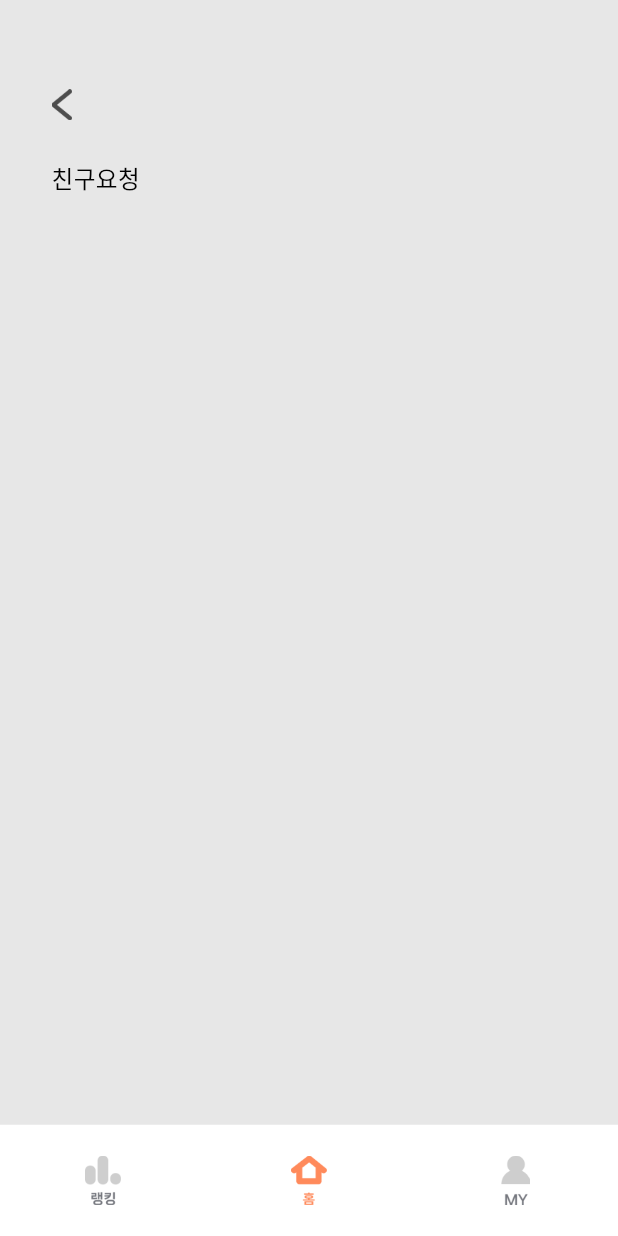
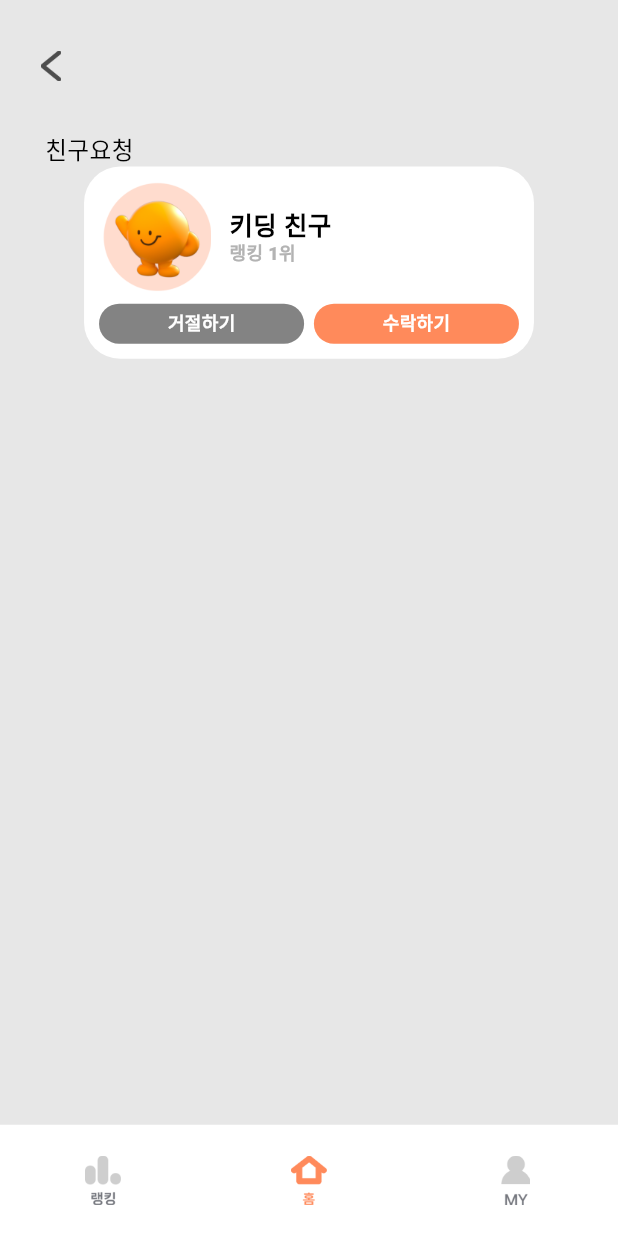
Before and after one commit to KIDING-2023/KIDING_Frontend_Flutter, a Flutter app: the FriendsRequestScreen screen opened directly, on a phone screen of 412 x 824 dp. Run offline on Flutter 3.47's test engine with Material 3 defaults, Android fonts, the light colour scheme and no system bars; our stand-ins replace flutter_secure_storage, image_picker, video_player; missing offline and left inert: qr_code_scanner; accounts and stored records are empty; Roboto replaces fonts that are missing (Nanum).

Commit message:
UI: 친구 요청 화면 수정

```diff
--- a/lib/screen/friends/friends_request_screen.dart
+++ b/lib/screen/friends/friends_request_screen.dart
@@ -9,7 +9,12 @@ class FriendsRequestScreen extends StatefulWidget {
 }
 
 class _FriendsRequestScreenState extends State<FriendsRequestScreen> {
-  final List<Map<String, String>> friendRequests = [];
+  final List<Map<String, String>> friendRequests = [
+    {
+      "name": "키딩",
+      "rank": '1',
+    },
+  ];
 
   @override
   Widget build(BuildContext context) {
@@ -18,14 +23,16 @@ class _FriendsRequestScreenState extends State<FriendsRequestScreen> {
 
     return Scaffold(
       backgroundColor: const Color(0xFFe7e7e7),
-      body: Stack(
+      body: Column(
+        mainAxisAlignment: MainAxisAlignment.spaceBetween,
         children: [
           // 뒤로 가기 버튼
-          Positioned(
-            top: screenHeight * 0.0375,
-            left: screenWidth * 0.0417,
-            child: Padding(
-              padding: const EdgeInsets.only(top: 15),
+          Column(
+            crossAxisAlignment: CrossAxisAlignment.start,
+            children: [
+              Padding(
+                padding:
+                    const EdgeInsets.symmetric(horizontal: 10, vertical: 20),
                 child: IconButton(
                   icon: Image.asset(
                     'assets/kikisday/kikisday_back_btn.png',
@@ -35,11 +42,9 @@ class _FriendsRequestScreenState extends State<FriendsRequestScreen> {
                   onPressed: () => Navigator.pop(context),
                 ),
               ),
-          ),
               // 친구 요청 타이틀
-          Positioned(
-            top: screenHeight * 0.13,
-            left: screenWidth * 0.0831,
+              Padding(
+                padding: const EdgeInsets.symmetric(horizontal: 30),
                 child: const Text(
                   '친구요청',
                   style: TextStyle(
@@ -50,11 +55,7 @@ class _FriendsRequestScreenState extends State<FriendsRequestScreen> {
                 ),
               ),
               // 친구 요청 목록
-          Positioned(
-            top: screenHeight * 0.15,
-            left: 0,
-            right: 0,
-            child: SizedBox(
+              SizedBox(
                 height: screenHeight * 0.65,
                 child: ListView.builder(
                   itemCount: friendRequests.length,
@@ -68,6 +69,7 @@ class _FriendsRequestScreenState extends State<FriendsRequestScreen> {
                   },
                 ),
               ),
+            ],
           ),
           // 하단바
           BottomAppBarWidget(
@@ -84,70 +86,53 @@ class _FriendsRequestScreenState extends State<FriendsRequestScreen> {
 
   Widget _buildFriendRequestCard(
       String name, String rank, double screenWidth, double screenHeight) {
-    return Container(
-      margin: const EdgeInsets.symmetric(vertical: 7.5, horizontal: 30),
-      width: screenWidth * 0.8332,
-      height: screenHeight * 0.1602,
-      decoration: BoxDecoration(
-        image: const DecorationImage(
-          image: AssetImage('assets/friends/request_box.png'),
-          fit: BoxFit.cover,
+    return Center(
+      child: Container(
+        width: 299.95,
+        height: 128.18,
+        padding: EdgeInsets.all(10),
+        decoration: ShapeDecoration(
+          color: Colors.white,
+          shape: RoundedRectangleBorder(
+            borderRadius: BorderRadius.circular(24.20),
           ),
         ),
-      child: Stack(
+        child: Column(
+          mainAxisAlignment: MainAxisAlignment.spaceBetween,
           children: [
-          Positioned(
-            top: screenHeight * 0.0137,
-            left: screenWidth * 0.0309,
-            child: Image.asset(
+            Row(
+              children: [
+                Image.asset(
                   'assets/friends/icon.png',
-              width: screenWidth * 0.20794,
-              height: screenHeight * 0.0936,
+                  width: 74.86,
+                  height: 74.86,
                 ),
-          ),
-          Positioned(
-            top: screenHeight * 0.03,
-            left: screenWidth * 0.277,
+                Padding(
+                  padding: const EdgeInsets.symmetric(horizontal: 12),
+                  child: Column(
+                    crossAxisAlignment: CrossAxisAlignment.start,
+                    children: [
+                      Padding(
+                        padding: const EdgeInsets.symmetric(vertical: 2),
                         child: Text(
-              name,
-              style: const TextStyle(
+                          '$name 친구',
+                          style: TextStyle(
+                            color: Colors.black,
+                            fontSize: 17,
                             fontFamily: 'Nanum',
-                fontSize: 17,
-                color: Colors.black,
+                            fontWeight: FontWeight.w800,
+                            height: 0.99,
                           ),
                         ),
                       ),
-          Positioned(
-            top: screenHeight * 0.063,
-            left: screenWidth * 0.277,
-            child: Text(
-              rank,
-              style: const TextStyle(
+                      Text(
+                        '랭킹 $rank위',
+                        style: TextStyle(
+                          color: Color(0xFFB3B3B3),
+                          fontSize: 12,
                           fontFamily: 'Nanum',
-                fontSize: 12,
-                color: Color(0xFFb3b3b3),
-              ),
-            ),
-          ),
-          Positioned(
-            top: screenHeight * 0.1,
-            left: 0,
-            right: 0,
-            child: Row(
-              mainAxisAlignment: MainAxisAlignment.center,
-              children: [
-                IconButton(
-                  onPressed: () {},
-                  icon: Image.asset(
-                    'assets/friends/reject_btn.png',
-                    width: screenWidth * 0.35,
-                  ),
-                ),
-                IconButton(
-                  onPressed: () {},
-                  icon: Image.asset(
-                    'assets/friends/accept_btn.png',
-                    width: screenWidth * 0.35,
+                          fontWeight: FontWeight.w800,
+                          height: 1.40,
                         ),
                       ),
                     ],
@@ -155,6 +140,58 @@ class _FriendsRequestScreenState extends State<FriendsRequestScreen> {
                 ),
               ],
             ),
+            Row(
+              mainAxisAlignment: MainAxisAlignment.spaceBetween,
+              children: [
+                Container(
+                  width: 136.71,
+                  height: 26.76,
+                  decoration: ShapeDecoration(
+                    color: Color(0xFF838383),
+                    shape: RoundedRectangleBorder(
+                      borderRadius: BorderRadius.circular(13.38),
+                    ),
+                  ),
+                  child: Center(
+                    child: Text(
+                      '거절하기',
+                      style: TextStyle(
+                        color: Colors.white,
+                        fontSize: 12,
+                        fontFamily: 'Nanum',
+                        fontWeight: FontWeight.w800,
+                        height: 1.40,
+                      ),
+                    ),
+                  ),
+                ),
+                Container(
+                  width: 136.71,
+                  height: 26.76,
+                  decoration: ShapeDecoration(
+                    color: Color(0xFFFF8A5B),
+                    shape: RoundedRectangleBorder(
+                      borderRadius: BorderRadius.circular(13.38),
+                    ),
+                  ),
+                  child: Center(
+                    child: Text(
+                      '수락하기',
+                      style: TextStyle(
+                        color: Colors.white,
+                        fontSize: 12,
+                        fontFamily: 'Nanum',
+                        fontWeight: FontWeight.w800,
+                        height: 1.40,
+                      ),
+                    ),
+                  ),
+                ),
+              ],
+            ),
+          ],
+        ),
+      ),
     );
   }
 }
```
Lines whose indentation alone changed are shown as unchanged.
